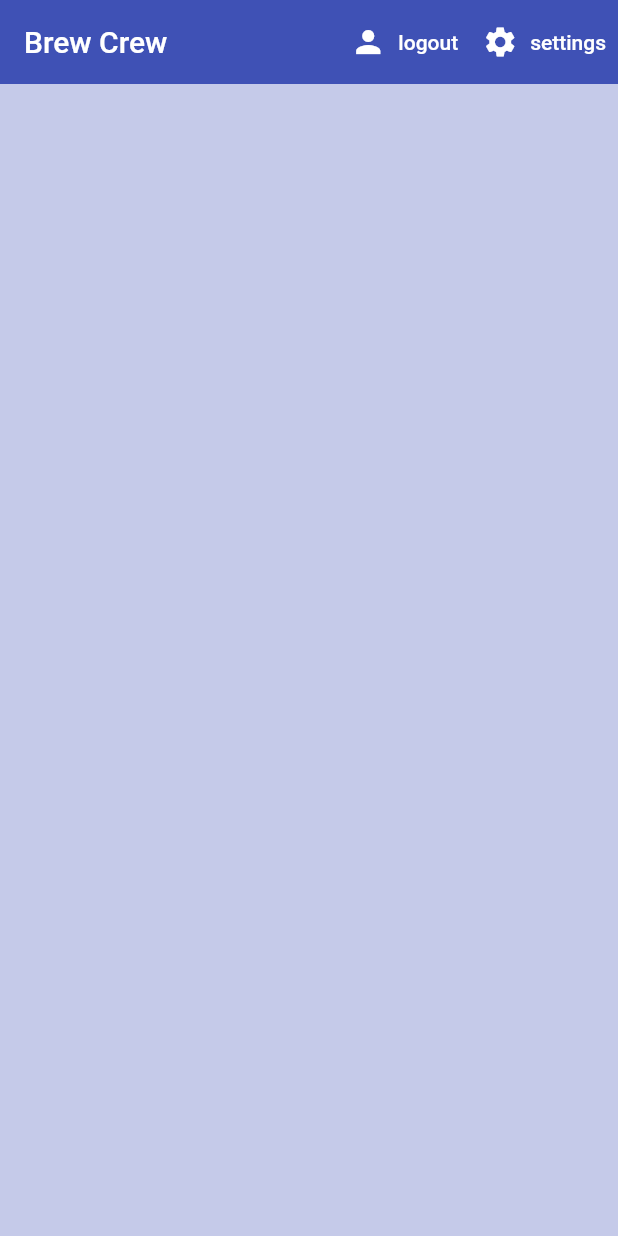
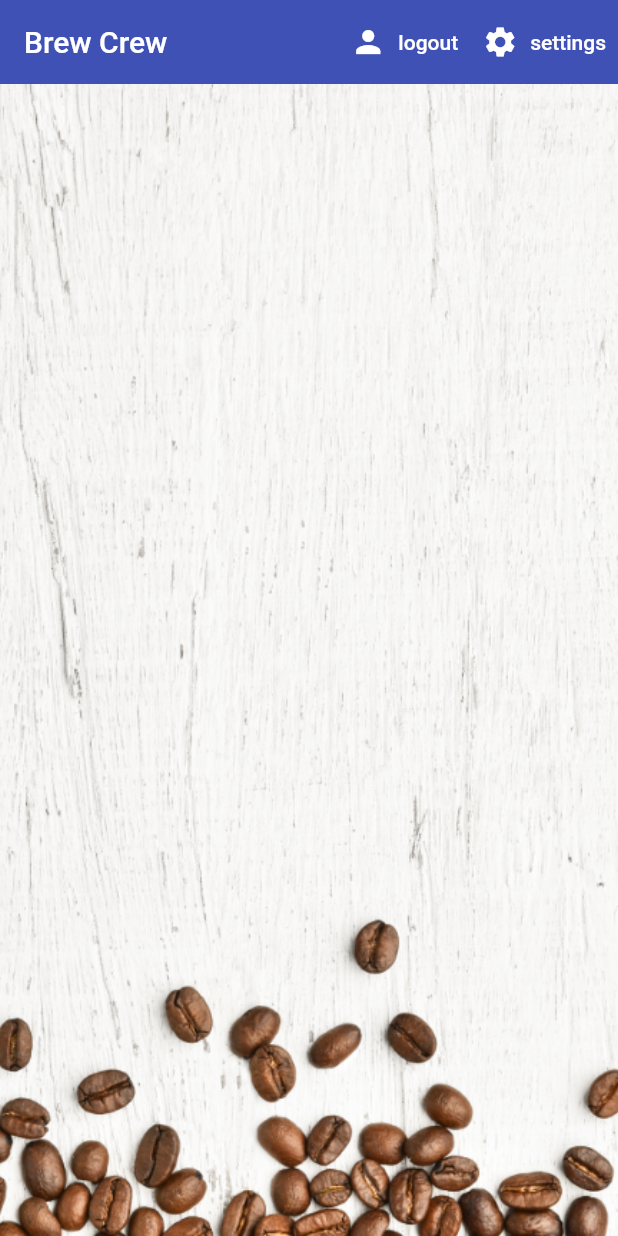
Before and after one commit to MalekImam/Reserve-Coffee-Flutter-Firebase, a Flutter app: the screen it shows once a user with an empty profile is signed in, on a phone screen of 412 x 824 dp. Run offline on Flutter 3.47's test engine with Material 2 defaults, Android fonts, the phone set to English and light mode, and no system bars; our stand-ins replace cloud_firestore, firebase_auth, firebase_core, flutter_spinkit; accounts and stored records are empty.

```diff
--- a/lib/screens/home/brew_tile.dart
+++ b/lib/screens/home/brew_tile.dart
@@ -15,6 +15,7 @@ class BrewTile extends StatelessWidget {
           leading: CircleAvatar(
             radius: 25.0,
             backgroundColor: Colors.brown[brew.strength],
+            backgroundImage: AssetImage('assets/coffee_icon.png'),
           ),
           title: Text(brew.name),
           subtitle: Text('Takes ${brew.sugars} sugar(s)'),
--- a/lib/screens/home/home.dart
+++ b/lib/screens/home/home.dart
@@ -48,7 +48,15 @@ class Home extends StatelessWidget {
             ),
           ],
         ),
-        body: BrewList(),
+        body: Container(
+          decoration: BoxDecoration(
+            image: DecorationImage(
+              image: AssetImage('assets/coffee_bg.png'),
+              fit: BoxFit.cover,
+            ),
+          ),
+          child: BrewList(),
+        ),
       ),
     );
   }
```
Also changed, not shown: pubspec.yaml (+3 -6 lines), assets/coffee_bg.png (added), assets/coffee_icon.png (added).
